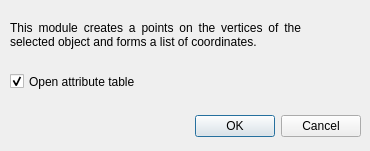
Above: coord_list_dialog_base.ui from inouterer/coord_list before the change. Below: the same form after it.
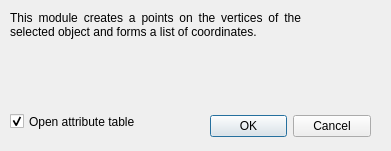
That is the form after the change. Custom widgets are drawn as their Qt base class.

```diff
--- a/coord_list_dialog_base.ui
+++ b/coord_list_dialog_base.ui
@@ -6,7 +6,7 @@
    <rect>
     <x>0</x>
     <y>0</y>
-    <width>370</width>
+    <width>391</width>
     <height>151</height>
    </rect>
   </property>
@@ -16,9 +16,9 @@
   <widget class="QDialogButtonBox" name="button_box">
    <property name="geometry">
     <rect>
-     <x>20</x>
+     <x>210</x>
      <y>110</y>
-     <width>341</width>
+     <width>161</width>
      <height>32</height>
     </rect>
    </property>
@@ -35,7 +35,7 @@
      <x>10</x>
      <y>10</y>
      <width>291</width>
-     <height>51</height>
+     <height>31</height>
     </rect>
    </property>
    <property name="layoutDirection">
@@ -58,7 +58,7 @@
    <property name="geometry">
     <rect>
      <x>10</x>
-     <y>70</y>
+     <y>110</y>
      <width>181</width>
      <height>23</height>
     </rect>
@@ -70,7 +70,24 @@
     <bool>true</bool>
    </property>
   </widget>
+  <widget class="QgsProjectionSelectionWidget" name="mQgsProjectionSelectionWidget">
+   <property name="geometry">
+    <rect>
+     <x>10</x>
+     <y>60</y>
+     <width>361</width>
+     <height>27</height>
+    </rect>
+   </property>
+  </widget>
  </widget>
+ <customwidgets>
+  <customwidget>
+   <class>QgsProjectionSelectionWidget</class>
+   <extends>QWidget</extends>
+   <header>qgsprojectionselectionwidget.h</header>
+  </customwidget>
+ </customwidgets>
  <resources/>
  <connections>
   <connection>
```
